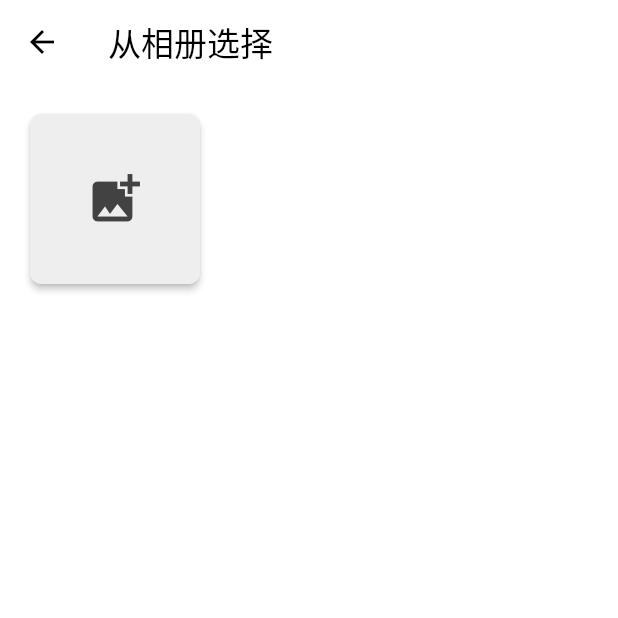
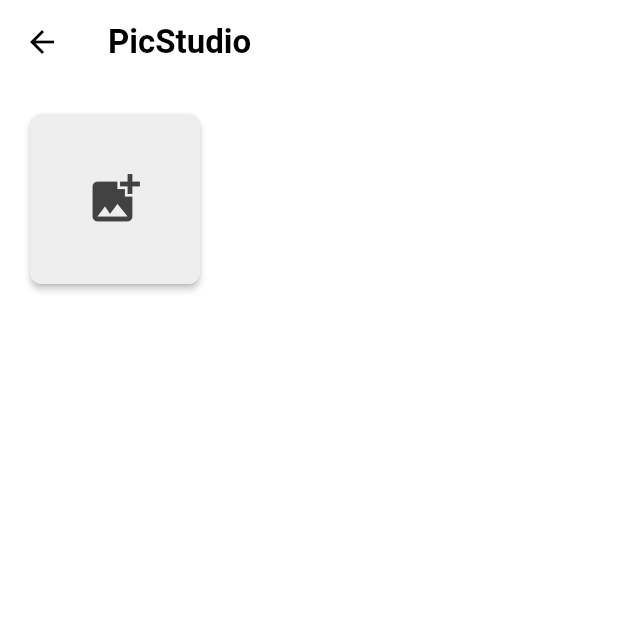
Before and after one commit to jianguo888/flutter_image_picker, a Flutter app: the screen it shows after launch, after a tap on "从相册选择", on a phone screen of 412 x 824 dp, the top half of it. Run offline on Flutter 3.47's test engine with Material 3 defaults, Android fonts, the light colour scheme and no system bars; our stand-ins replace image_picker.

Commit message:
fix
Signed-off-by: 坚果 <852851198@qq.com>

```diff
--- a/lib/main.dart
+++ b/lib/main.dart
@@ -14,9 +14,9 @@
   @override
   Widget build(BuildContext context) {
     return MaterialApp(
-      title: 'Flutter Demo',
+      title: 'PicStudio',
       theme: ThemeData(
-        primarySwatch: Colors.blue,
+        primarySwatch: Colors.indigo,
         scaffoldBackgroundColor: Colors.white,
         appBarTheme: AppBarTheme(
           backgroundColor: Colors.white,
@@ -345,7 +345,10 @@
   Widget build(BuildContext context) {
     return Scaffold(
       appBar: AppBar(
-        title: Text(type == ImageSourceType.camera ? "拍摄照片" : "从相册选择"),
+        title: Text(
+          "PicStudio",
+          style: TextStyle(fontWeight: FontWeight.bold),
+        ),
         actions: [
           if (_images.isNotEmpty)
             TextButton(
@@ -353,7 +356,7 @@
               child: Container(
                 padding: EdgeInsets.symmetric(horizontal: 16, vertical: 8),
                 decoration: BoxDecoration(
-                  color: Colors.green,
+                  color: Colors.indigo,
                   borderRadius: BorderRadius.circular(20),
                 ),
                 child: Text('下一步', style: TextStyle(color: Colors.white, fontWeight: FontWeight.bold)),
--- a/pubspec.yaml
+++ b/pubspec.yaml
@@ -1,5 +1,5 @@
-name: flutter_image_picker
-description: A new Flutter project.
+name: pic_studio
+description: 一款功能强大的图片创作助手，支持多平台图片选择、专业编辑和社交分享。
 
 publish_to: "none"
 
```
Also changed, not shown: 1 other file.
